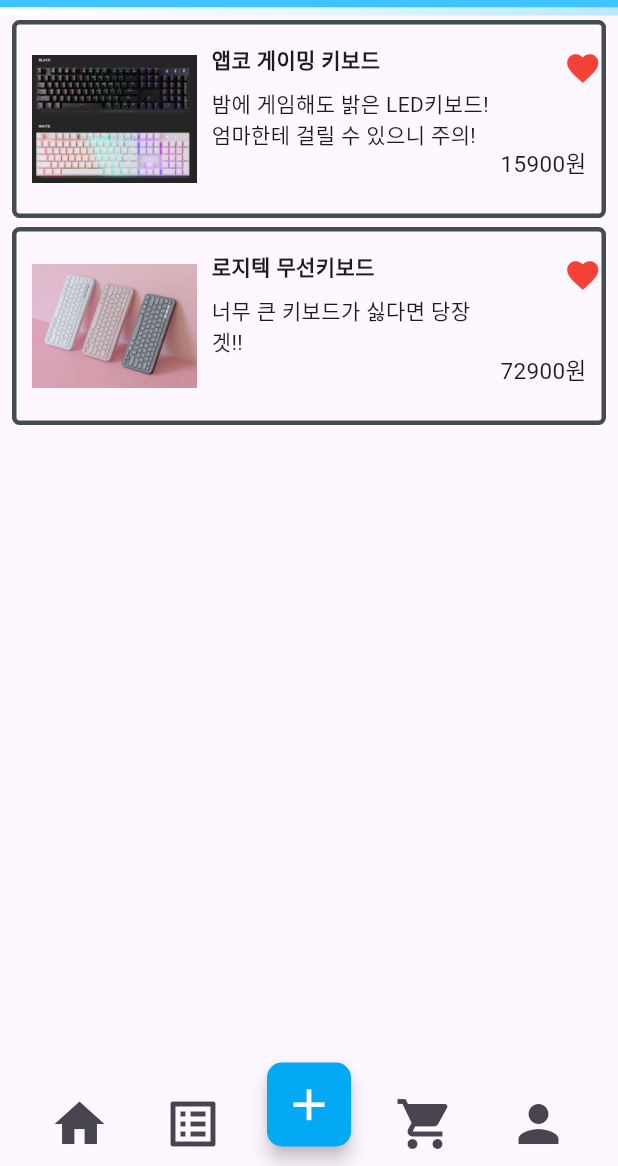
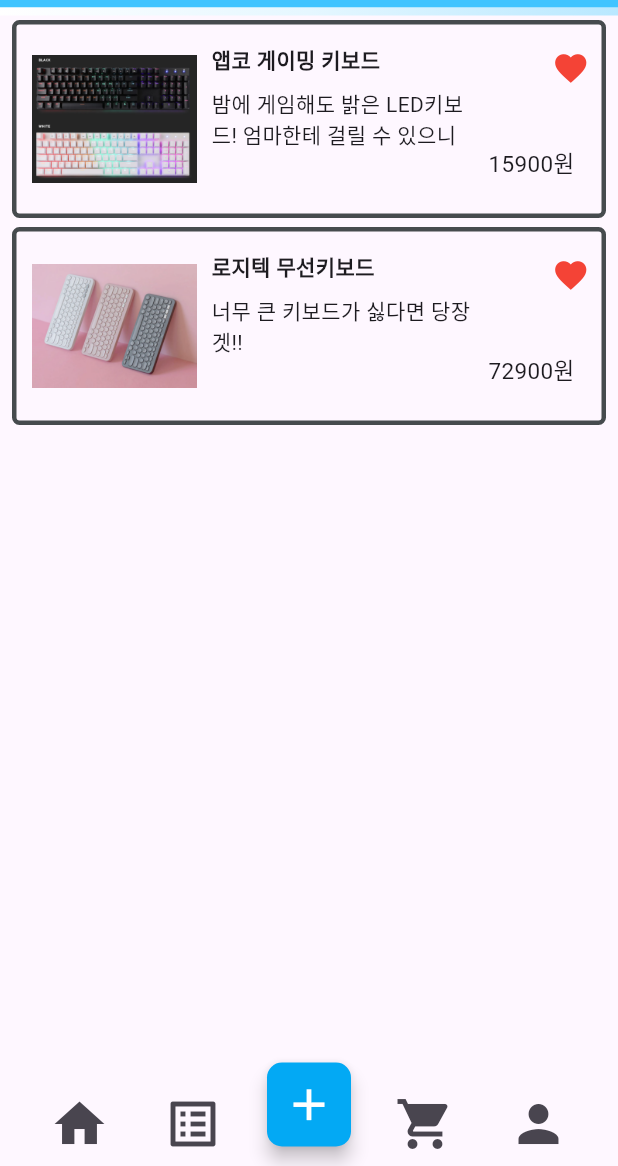
Before and after one commit to pastel67/flutter_shoppin_mall_app, a Flutter app: the screen it shows after launch, scrolled down 153 dp, after a tap on the "favorite" icon, after a tap on the "list alt" icon, on a phone screen of 412 x 824 dp, the part 70-1236 px from its top. Run offline on Flutter 3.47's test engine with Material 3 defaults, Android fonts, the phone set to English and light mode, and no system bars; our stand-ins replace image_picker; Roboto replaces fonts that are missing (text).

Commit message:
feat: 진짜 최종수정 완성

```diff
--- a/lib/main.dart
+++ b/lib/main.dart
@@ -11,7 +11,8 @@
   @override
   Widget build(BuildContext context) {
     return MaterialApp(
-       home: ShoppingHomePage(),
+      debugShowCheckedModeBanner: false,
+      home: ShoppingHomePage(),
     );
   }
 }
--- a/lib/pages/favotie_page.dart
+++ b/lib/pages/favotie_page.dart
@@ -111,7 +111,9 @@
                       ),
                     ),
                   ),
-                  Column(
+                  Padding(
+                    padding: const EdgeInsets.all(8.0),
+                    child: Column(
                       crossAxisAlignment: CrossAxisAlignment.end,
                       children: [
                         Icon(Icons.favorite, color: Colors.red, size: 25),
@@ -125,6 +127,7 @@
                           ),
                         ),
                       ],
+                    ),
                   ),
                 ],
               ),
```
Lines whose indentation alone changed are shown as unchanged.
